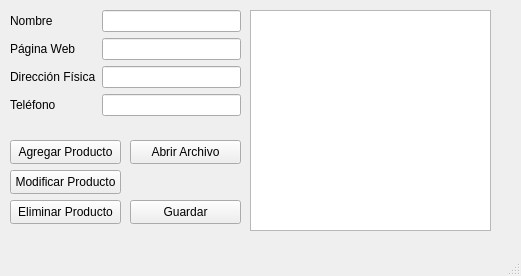
Before: the Qt Designer form Tarea4/Tienda/src/ui/mainwindow.ui in dieg0rtiz/Tareas-Progra-2, drawn with Qt 5.
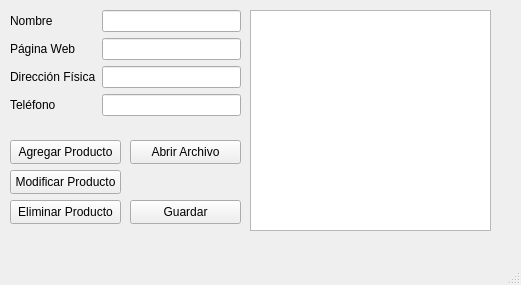
After: the same form once the commit is applied.

The edit to the form file:
```diff
--- a/Tarea4/Tienda/src/ui/mainwindow.ui
+++ b/Tarea4/Tienda/src/ui/mainwindow.ui
@@ -7,7 +7,7 @@
     <x>0</x>
     <y>0</y>
     <width>521</width>
-    <height>276</height>
+    <height>285</height>
    </rect>
   </property>
   <property name="windowTitle">
```
